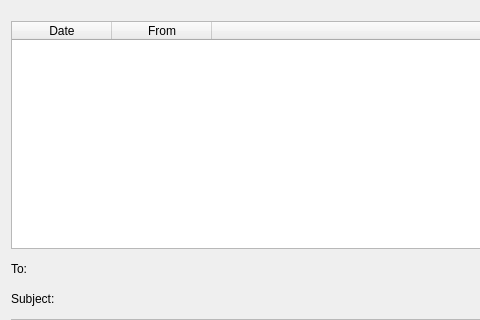
Old version of the form src/qt/forms/messengersendhistory.ui in the repository BlockStamp/bstnew; both pictures show x 0 to 480 and y 0 to 320 of the 800 by 600 pixel window.
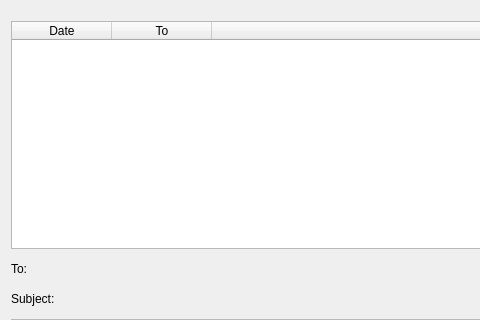
New version of the form.

The edit to the form file:
```diff
--- a/src/qt/forms/messengersendhistory.ui
+++ b/src/qt/forms/messengersendhistory.ui
@@ -73,7 +73,7 @@
        </column>
        <column>
         <property name="text">
-         <string>From</string>
+         <string>To</string>
         </property>
        </column>
        <column>
```
